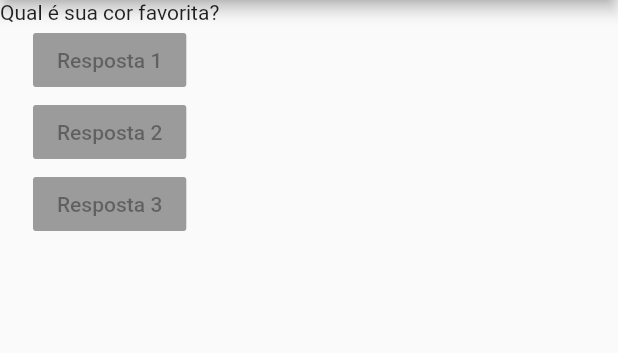
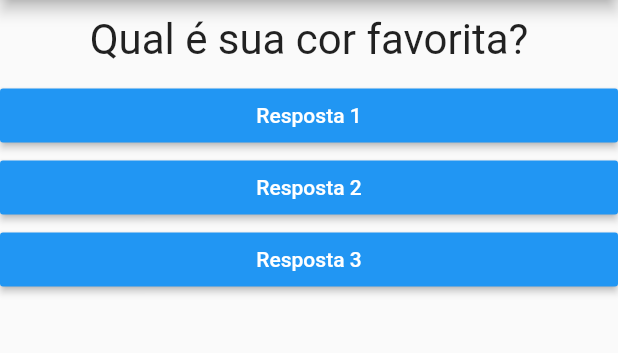
Before and after one commit to gabrieldarlan/app_perguntas_v01, a Flutter app: the screen it shows after launch, on a phone screen of 412 x 824 dp, the part 84-437 px from its top. Run offline on Flutter 3.47's test engine with Material 2 defaults, Android fonts, the phone set to English and light mode, and no system bars.

Commit message:
implementacao dos widgets resposta e questao

```diff
--- a/projeto_perguntas/lib/main.dart
+++ b/projeto_perguntas/lib/main.dart
@@ -1,17 +1,27 @@
 import 'package:flutter/material.dart';
+import 'package:projeto_perguntas/quetao.dart';
+import 'package:projeto_perguntas/resposta.dart';
 
 main() {
   runApp(PerguntaApp());
 }
 
-class PerguntaApp extends StatelessWidget {
-  final pergutas = [
-    'Qual é sua cor favorita?',
-    'Qual é seu animal favorito?',
-  ];
+class _PerguntaAppState extends State<PerguntaApp> {
+  var _perguntaSelecionada = 0;
+
+  void _responder() {
+    setState(() {
+      _perguntaSelecionada++;
+    });
+    print(_perguntaSelecionada);
+  }
 
   @override
   Widget build(BuildContext context) {
+    final pergutas = [
+      'Qual é sua cor favorita?',
+      'Qual é seu animal favorito?',
+    ];
     return MaterialApp(
       debugShowCheckedModeBanner: false,
       home: Scaffold(
@@ -20,22 +30,20 @@ class PerguntaApp extends StatelessWidget {
         ),
         body: Column(
           children: <Widget>[
-            Text(pergutas[0]),
-            RaisedButton(
-              child: Text('Resposta 1'),
-              onPressed: null,
-            ),
-            RaisedButton(
-              child: Text('Resposta 2'),
-              onPressed: null,
-            ),
-            RaisedButton(
-              child: Text('Resposta 3'),
-              onPressed: null,
-            ),
+            Questao(pergutas[_perguntaSelecionada]),
+            Resposta('Resposta 1', _responder),
+            Resposta('Resposta 2', _responder),
+            Resposta('Resposta 3', _responder),
           ],
         ),
       ),
     );
   }
 }
+
+class PerguntaApp extends StatefulWidget {
+  @override
+  State<StatefulWidget> createState() {
+    return _PerguntaAppState();
+  }
+}
--- /dev/null
+++ b/projeto_perguntas/lib/quetao.dart
@@ -0,0 +1,22 @@
+import 'package:flutter/material.dart';
+
+class Questao extends StatelessWidget {
+  final String texto;
+
+  const Questao(this.texto);
+
+  @override
+  Widget build(BuildContext context) {
+    return Container(
+      width: double.infinity,
+      margin: EdgeInsets.all(10),
+      child: Text(
+        texto,
+        style: TextStyle(
+          fontSize: 28,
+        ),
+        textAlign: TextAlign.center,
+      ),
+    );
+  }
+}
--- /dev/null
+++ b/projeto_perguntas/lib/resposta.dart
@@ -0,0 +1,21 @@
+import 'package:flutter/material.dart';
+
+class Resposta extends StatelessWidget {
+  final String texto;
+  final void Function() quandoSelecionado;
+
+  Resposta(this.texto, this.quandoSelecionado);
+
+  @override
+  Widget build(BuildContext context) {
+    return Container(
+      width: double.infinity,
+      child: RaisedButton(
+        textColor: Colors.white,
+        color: Colors.blue,
+        child: Text(texto),
+        onPressed: quandoSelecionado,
+      ),
+    );
+  }
+}
```
Also changed, not shown: 4 other files.
